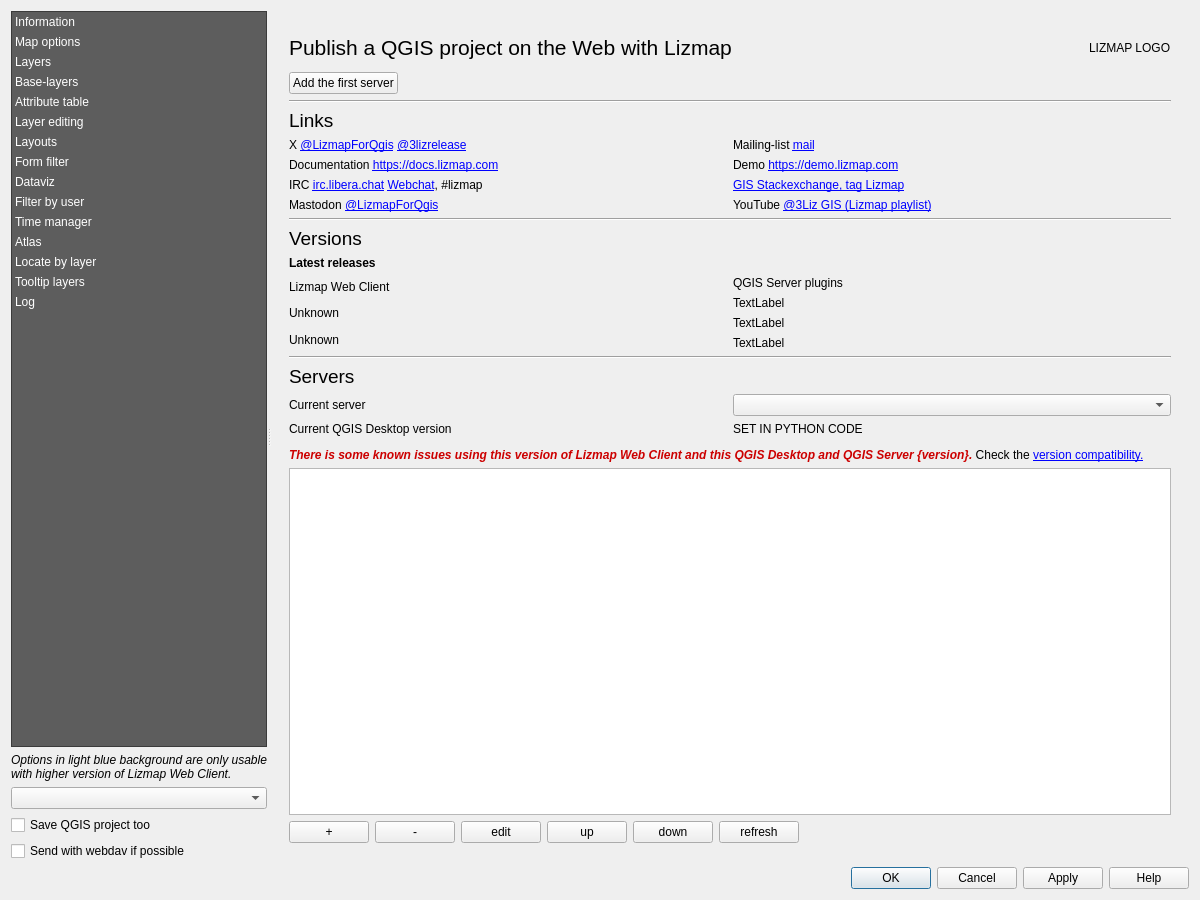
Qt form lizmap/resources/ui/ui_lizmap.ui (3liz/lizmap-plugin) before a commit.
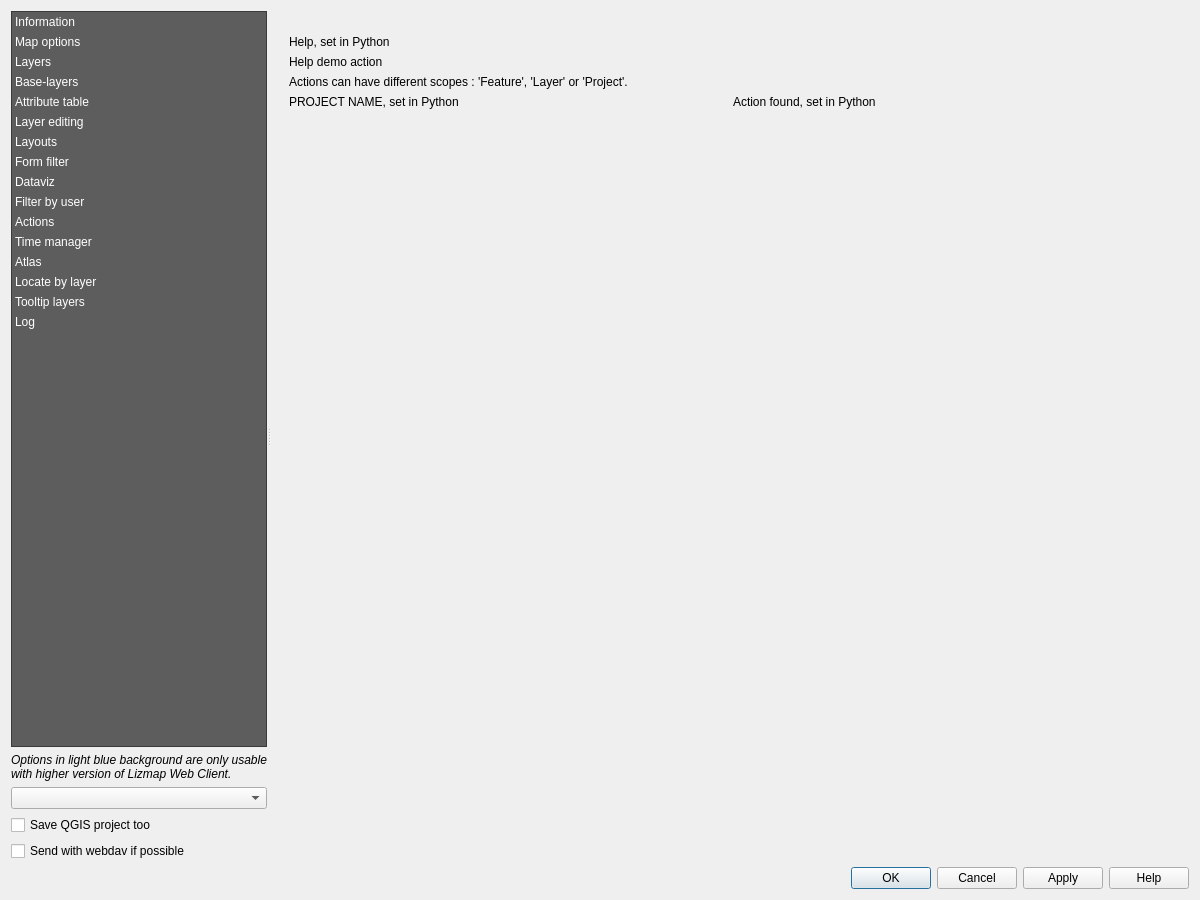
The same form after that commit. The open tabs and pages were chosen to show the change. Custom widgets are drawn as their Qt base class.

Commit message: UX - Add the new actions panel, for now only the filename used  #515

```diff
--- a/lizmap/resources/ui/ui_lizmap.ui
+++ b/lizmap/resources/ui/ui_lizmap.ui
@@ -148,6 +148,11 @@
            <string>Filter by user</string>
           </property>
          </item>
+         <item>
+          <property name="text">
+           <string>Actions</string>
+          </property>
+         </item>
          <item>
           <property name="text">
            <string>Time manager</string>
@@ -3872,6 +3877,68 @@
            </item>
           </layout>
          </widget>
+         <widget class="QWidget" name="page_actions">
+          <layout class="QVBoxLayout" name="verticalLayout_62">
+           <item>
+            <widget class="QLabel" name="label_help_action">
+             <property name="text">
+              <string notr="true">Help, set in Python</string>
+             </property>
+             <property name="wordWrap">
+              <bool>true</bool>
+             </property>
+             <property name="openExternalLinks">
+              <bool>true</bool>
+             </property>
+            </widget>
+           </item>
+           <item>
+            <widget class="QLabel" name="label_demo_action">
+             <property name="text">
+              <string notr="true">Help demo action</string>
+             </property>
+            </widget>
+           </item>
+           <item>
+            <widget class="QLabel" name="label_action_scope_layer_project">
+             <property name="text">
+              <string>Actions can have different scopes : 'Feature', 'Layer' or 'Project'.</string>
+             </property>
+            </widget>
+           </item>
+           <item>
+            <layout class="QHBoxLayout" name="horizontalLayout_49">
+             <item>
+              <widget class="QLabel" name="label_file_action">
+               <property name="text">
+                <string notr="true">PROJECT NAME, set in Python</string>
+               </property>
+              </widget>
+             </item>
+             <item>
+              <widget class="QLabel" name="label_file_action_found">
+               <property name="text">
+                <string notr="true">Action found, set in Python</string>
+               </property>
+              </widget>
+             </item>
+            </layout>
+           </item>
+           <item>
+            <spacer name="verticalSpacer_2">
+             <property name="orientation">
+              <enum>Qt::Vertical</enum>
+             </property>
+             <property name="sizeHint" stdset="0">
+              <size>
+               <width>20</width>
+               <height>40</height>
+              </size>
+             </property>
+            </spacer>
+           </item>
+          </layout>
+         </widget>
          <widget class="QWidget" name="page_time_manager">
           <layout class="QVBoxLayout" name="verticalLayout_30">
            <property name="leftMargin">
```
The commit also changes 4 other files.
